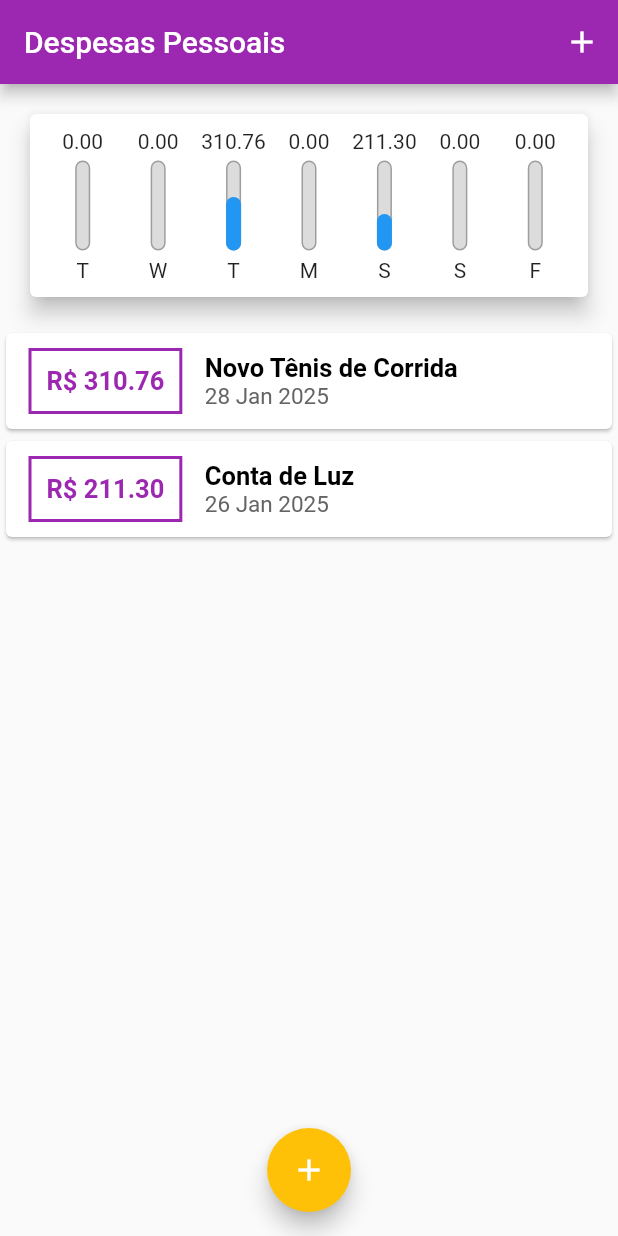
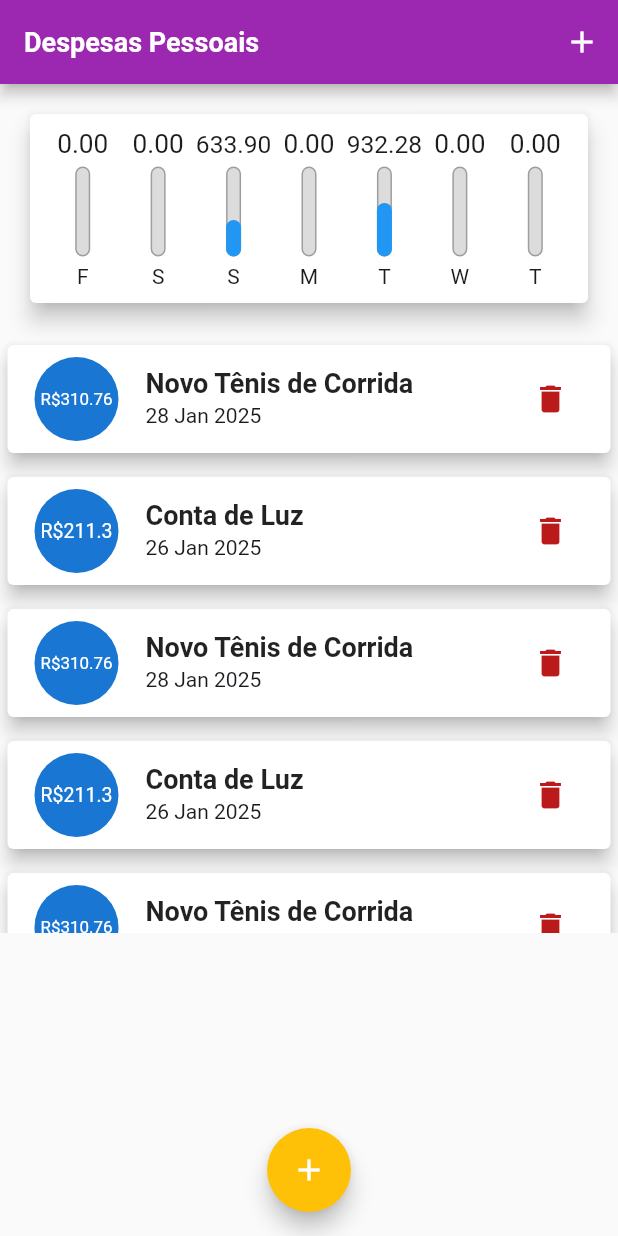
Before and after one commit to JoseLucasapp/expenses-app, a Flutter app: the screen it shows after launch, on a phone screen of 412 x 824 dp. Run offline on Flutter 3.47's test engine with Material 3 defaults, Android fonts, the phone set to English and light mode, and no system bars; Roboto replaces fonts that are missing (OpenSans).

```diff
--- a/lib/components/chart.dart
+++ b/lib/components/chart.dart
@@ -26,7 +26,7 @@ class Chart extends StatelessWidget {
       }
 
       return {'day': day, 'value': totalSum};
-    });
+    }).reversed.toList();
   }
 
   double get _weekTotalValue {
@@ -50,7 +50,9 @@ class Chart extends StatelessWidget {
               child: ChartBar(
                 label: tr['day'] as String,
                 value: tr['value'] as double,
-                percentage: (tr['value'] as double) / _weekTotalValue,
+                percentage: _weekTotalValue == 0
+                    ? 0
+                    : (tr['value'] as double) / _weekTotalValue,
               ),
             );
           }).toList(),
--- a/lib/components/chart_bar.dart
+++ b/lib/components/chart_bar.dart
@@ -14,7 +14,9 @@ class ChartBar extends StatelessWidget {
   @override
   Widget build(BuildContext context) {
     return Column(children: [
-      FittedBox(child: Text('${value.toStringAsFixed(2)}')),
+      Container(
+          height: 20,
+          child: FittedBox(child: Text('${value.toStringAsFixed(2)}'))),
       SizedBox(height: 5),
       Container(
         height: 60,
--- a/lib/components/transaction_list.dart
+++ b/lib/components/transaction_list.dart
@@ -5,12 +5,14 @@ import '../models/transaction.dart';
 
 class TransactionList extends StatelessWidget {
   final List<Transaction> transactions;
+  final void Function(String) onRemove;
 
-  TransactionList(this.transactions);
+  TransactionList(this.transactions, this.onRemove);
+
   @override
   Widget build(BuildContext context) {
     return Container(
-        height: 300,
+        height: 400,
         child: transactions.isEmpty
             ? Column(children: [
                 Text(
@@ -31,45 +33,28 @@ class TransactionList extends StatelessWidget {
                   final tx = transactions[index];
 
                   return Card(
-                    child: Row(children: [
-                      Container(
-                        margin: EdgeInsets.symmetric(
-                          vertical: 10,
-                          horizontal: 15,
+                    elevation: 5,
+                    margin: EdgeInsets.symmetric(vertical: 8, horizontal: 5),
+                    child: ListTile(
+                        leading: CircleAvatar(
+                          radius: 30,
+                          child: Padding(
+                            padding: const EdgeInsets.all(6),
+                            child: FittedBox(child: Text('R\$${tx.amount}')),
+                          ),
                         ),
-                        decoration: BoxDecoration(
-                            border: Border.all(
-                          color: Colors.purple,
-                          width: 2,
+                        title: Text(
+                          tx.title,
+                          style: Theme.of(context).textTheme.titleLarge,
+                        ),
+                        subtitle: Text(
+                          DateFormat('d MMM y').format(tx.date),
+                        ),
+                        trailing: IconButton(
+                          icon: Icon(Icons.delete),
+                          color: Theme.of(context).colorScheme.error,
+                          onPressed: () => onRemove(tx.id),
                         )),
-                        padding: EdgeInsets.all(10),
-                        child: Text(
-                          'R\$ ${tx.amount.toStringAsFixed(2)}',
-                          style: TextStyle(
-                            color: Colors.purple,
-                            fontSize: 17,
-                            fontWeight: FontWeight.bold,
-                          ),
-                          textAlign: TextAlign.center,
-                        ),
-                      ),
-                      Column(
-                        crossAxisAlignment: CrossAxisAlignment.start,
-                        children: [
-                          Text(tx.title,
-                              style: TextStyle(
-                                color: Colors.black,
-                                fontSize: 17,
-                                fontWeight: FontWeight.bold,
-                              )),
-                          Text(DateFormat('d MMM y').format(tx.date),
-                              style: TextStyle(
-                                color: const Color.fromARGB(255, 100, 100, 100),
-                                fontSize: 15,
-                              )),
-                        ],
-                      ),
-                    ]),
                   );
                 },
               ));
--- a/lib/main.dart
+++ b/lib/main.dart
@@ -26,6 +26,16 @@ class ExpensesApp extends StatelessWidget {
           primary: Colors.purple,
           secondary: Colors.amber,
         ),
+        textTheme: ThemeData.light().textTheme.copyWith(
+              titleLarge: TextStyle(
+                fontFamily: 'OpenSans',
+                fontSize: 18,
+                fontWeight: FontWeight.bold,
+              ),
+              labelLarge: TextStyle(
+                color: Colors.white,
+              ),
+            ),
       ),
     );
   }
@@ -52,6 +62,30 @@ class _MyHomePageState extends State<MyHomePage> {
       amount: 211.30,
       date: DateTime.now().subtract(Duration(days: 4)),
     ),
+    Transaction(
+      id: 't4',
+      title: 'Novo Tênis de Corrida',
+      amount: 310.76,
+      date: DateTime.now().subtract(Duration(days: 2)),
+    ),
+    Transaction(
+      id: 't5',
+      title: 'Conta de Luz',
+      amount: 211.30,
+      date: DateTime.now().subtract(Duration(days: 4)),
+    ),
+    Transaction(
+      id: 't7',
+      title: 'Novo Tênis de Corrida',
+      amount: 310.76,
+      date: DateTime.now().subtract(Duration(days: 2)),
+    ),
+    Transaction(
+      id: 't6',
+      title: 'Conta de Luz',
+      amount: 211.30,
+      date: DateTime.now().subtract(Duration(days: 4)),
+    ),
   ];
 
   List<Transaction> get _recentTransactions {
@@ -61,12 +95,12 @@ class _MyHomePageState extends State<MyHomePage> {
     }).toList();
   }
 
-  _addTransaction(String title, double value) {
+  _addTransaction(String title, double value, DateTime date) {
     final newTransaction = Transaction(
       id: Random().nextDouble().toString(),
       title: title,
       amount: value,
-      date: DateTime.now(),
+      date: date,
     );
 
     setState(() {
@@ -74,6 +108,12 @@ class _MyHomePageState extends State<MyHomePage> {
     });
 
     Navigator.of(context).pop();
+  }
+
+  _removeTransaction(String id) {
+    setState(() {
+      _transactions.removeWhere((transaction) => transaction.id == id);
+    });
   }
 
   _openTransactionFormModal(BuildContext context) {
@@ -102,7 +142,7 @@ class _MyHomePageState extends State<MyHomePage> {
           crossAxisAlignment: CrossAxisAlignment.stretch,
           children: [
             Chart(_recentTransactions),
-            TransactionList(_transactions),
+            TransactionList(_transactions, _removeTransaction),
           ],
         ),
       ),
```
Also changed, not shown: lib/components/transaction_form.dart (+53 -10 lines).
